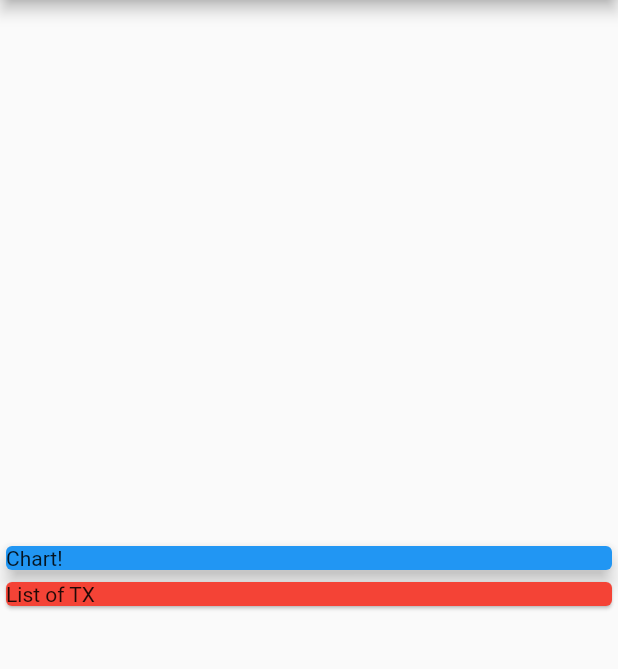
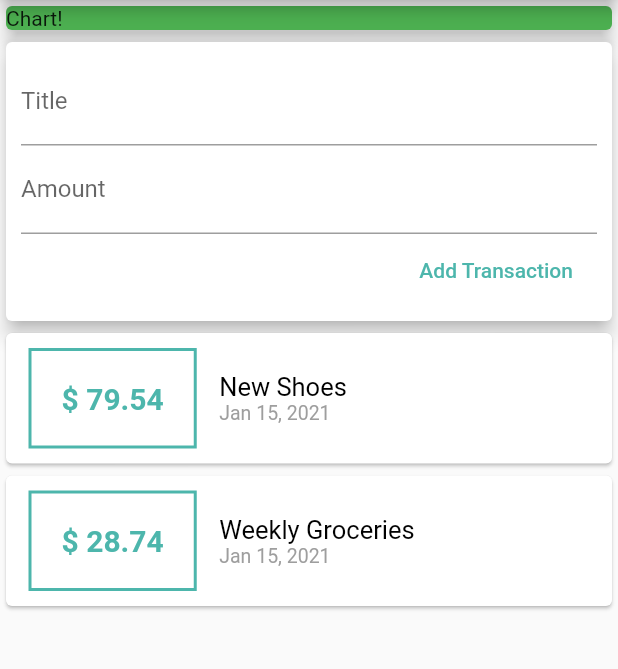
Before and after one commit to EliasJWanner/Vaeljund, a Flutter app: the screen it shows after launch, on a phone screen of 412 x 824 dp, the part 84-753 px from its top. Run offline on Flutter 3.47's test engine with Material 2 defaults, Android fonts, the phone set to English and light mode, and no system bars.

Commit message:
add transaction list, user and new transaction

```diff
--- a/lib/main.dart
+++ b/lib/main.dart
@@ -1,4 +1,5 @@
 import 'package:flutter/material.dart';
+import './widgets/user-transactions.dart';
 
 void main() => runApp(MyApp());
 
@@ -13,6 +14,11 @@ class MyApp extends StatelessWidget {
 }
 
 class MyHomePage extends StatelessWidget {
+  // String titleInput;
+  // String amountInput;
+  final titleController = TextEditingController();
+  final amountController = TextEditingController();
+
   @override
   Widget build(BuildContext context) {
     return Scaffold(
@@ -20,21 +26,18 @@ class MyHomePage extends StatelessWidget {
         title: Text('Vaeljund App'),
       ),
       body: Column(
-        mainAxisAlignment: MainAxisAlignment.center,
+        // mainAxisAlignment: MainAxisAlignment.center,
         crossAxisAlignment: CrossAxisAlignment.stretch,
         children: <Widget>[
           Container(
             width: double.infinity,
             child: Card(
-              color: Colors.blue,
+              color: Colors.green,
               child: Text('Chart!'),
               elevation: 5,
             ),
           ),
-          Card(
-            color: Colors.red,
-            child: Text('List of TX'),
-          )
+          UserTransactions(),
         ],
       ),
     );
--- /dev/null
+++ b/lib/models/transaction.dart
@@ -0,0 +1,15 @@
+import 'package:flutter/foundation.dart';
+
+class Transaction {
+  final String id;
+  final String title;
+  final double amount;
+  final DateTime date;
+
+  Transaction({
+    @required this.id,
+    @required this.title,
+    @required this.amount,
+    @required this.date,
+  });
+}
--- /dev/null
+++ b/lib/widgets/new-transaction.dart
@@ -0,0 +1,48 @@
+import 'package:flutter/material.dart';
+
+class NewTransaction extends StatelessWidget {
+  final Function addTx;
+  final titleController = TextEditingController();
+  final amountController = TextEditingController();
+
+  NewTransaction(this.addTx);
+
+  @override
+  Widget build(BuildContext context) {
+    return Card(
+      elevation: 5,
+      child: Container(
+        padding: EdgeInsets.all(10),
+        child: Column(
+          crossAxisAlignment: CrossAxisAlignment.end,
+          children: <Widget>[
+            TextField(
+              decoration: InputDecoration(labelText: 'Title'),
+              controller: titleController,
+              // onChanged: (value) {
+              //   titleInput = value;
+              // },
+            ),
+            TextField(
+              decoration: InputDecoration(labelText: 'Amount'),
+              controller: amountController,
+              // onChanged: (value) {
+              //   amountInput = value;
+              // },
+            ),
+            FlatButton(
+              onPressed: () {
+                addTx(
+                  titleController.text,
+                  double.parse(amountController.text),
+                );
+              },
+              child: Text('Add Transaction'),
+              textColor: Colors.teal[300],
+            ),
+          ],
+        ),
+      ),
+    );
+  }
+}
--- /dev/null
+++ b/lib/widgets/transaction-list.dart
@@ -0,0 +1,57 @@
+import 'package:flutter/material.dart';
+import 'package:intl/intl.dart';
+
+import '../models/transaction.dart';
+
+class TransactionList extends StatelessWidget {
+  final List<Transaction> transactions;
+
+  TransactionList(this.transactions);
+
+  @override
+  Widget build(BuildContext context) {
+    return Column(
+      children: transactions.map((tx) {
+        return Card(
+          child: Row(
+            children: <Widget>[
+              Container(
+                margin: EdgeInsets.symmetric(
+                  vertical: 10,
+                  horizontal: 15,
+                ),
+                decoration: BoxDecoration(
+                    border: Border.all(
+                  color: Colors.teal[300],
+                  width: 2,
+                )),
+                padding: EdgeInsets.all(20),
+                child: Text(
+                  '\$ ${tx.amount}',
+                  style: TextStyle(
+                    fontWeight: FontWeight.bold,
+                    fontSize: 20,
+                    color: Colors.teal[300],
+                  ),
+                ),
+              ),
+              Column(
+                crossAxisAlignment: CrossAxisAlignment.start,
+                children: <Widget>[
+                  Text(
+                    tx.title,
+                    style: TextStyle(fontSize: 17, color: Colors.black),
+                  ),
+                  Text(
+                    DateFormat.yMMMd().format(tx.date),
+                    style: TextStyle(fontSize: 13, color: Colors.grey),
+                  ),
+                ],
+              )
+            ],
+          ),
+        );
+      }).toList(),
+    );
+  }
+}
--- /dev/null
+++ b/lib/widgets/user-transactions.dart
@@ -0,0 +1,50 @@
+import 'package:flutter/material.dart';
+
+import './new-transaction.dart';
+import './transaction-list.dart';
+import '../models/transaction.dart';
+
+class UserTransactions extends StatefulWidget {
+  @override
+  _UserTransactionsState createState() => _UserTransactionsState();
+}
+
+class _UserTransactionsState extends State<UserTransactions> {
+  final List<Transaction> _userTransactions = [
+    Transaction(
+      id: 't1',
+      title: 'New Shoes',
+      amount: 79.54,
+      date: DateTime.now(),
+    ),
+    Transaction(
+      id: 't2',
+      title: 'Weekly Groceries',
+      amount: 28.74,
+      date: DateTime.now(),
+    )
+  ];
+
+  void _addNewTransaction(String newTitle, double newAmount) {
+    final newTex = Transaction(
+      title: newTitle,
+      amount: newAmount,
+      date: DateTime.now(),
+      id: DateTime.now().toString(),
+    );
+
+    setState(() {
+      _userTransactions.add(newTex);
+    });
+  }
+
+  @override
+  Widget build(BuildContext context) {
+    return Column(
+      children: <Widget>[
+        NewTransaction(_addNewTransaction),
+        TransactionList(_userTransactions),
+      ],
+    );
+  }
+}
```
Also changed, not shown: pubspec.yaml (+2 -7 lines), pubspec.lock.
